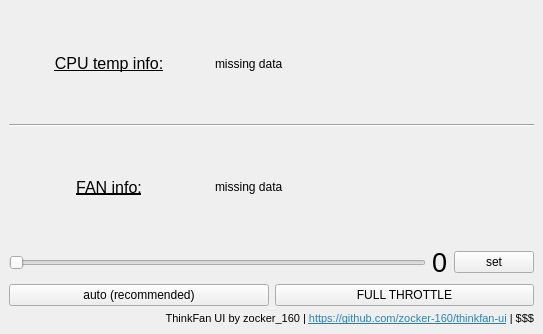
Old version of the form src/ui/main.ui in the repository zocker-160/thinkfan-ui.
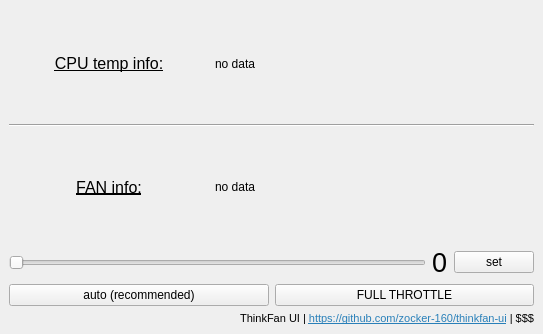
New version of the form. Icons and pictures are not drawn.

The edit to the form file:
```diff
--- a/src/ui/main.ui
+++ b/src/ui/main.ui
@@ -62,7 +62,7 @@
          </sizepolicy>
         </property>
         <property name="text">
-         <string>missing data</string>
+         <string>no data</string>
         </property>
         <property name="margin">
          <number>5</number>
@@ -111,7 +111,7 @@
          </sizepolicy>
         </property>
         <property name="text">
-         <string>missing data</string>
+         <string>no data</string>
         </property>
         <property name="margin">
          <number>5</number>
@@ -182,7 +182,7 @@
        </font>
       </property>
       <property name="text">
-       <string>&lt;html&gt;&lt;head/&gt;&lt;body&gt;&lt;p&gt;ThinkFan UI by zocker_160 | &lt;a href=&quot;https://github.com/zocker-160/thinkfan-ui&quot;&gt;&lt;span style=&quot; text-decoration: underline; color:#2980b9;&quot;&gt;https://github.com/zocker-160/thinkfan-ui&lt;/span&gt;&lt;/a&gt;&lt;span style=&quot; color:#000000;&quot;&gt; | $$$&lt;/span&gt;&lt;/p&gt;&lt;/body&gt;&lt;/html&gt;</string>
+       <string>&lt;html&gt;&lt;head/&gt;&lt;body&gt;&lt;p&gt;ThinkFan UI | &lt;a href=&quot;https://github.com/zocker-160/thinkfan-ui&quot;&gt;&lt;span style=&quot; text-decoration: underline; color:#2980b9;&quot;&gt;https://github.com/zocker-160/thinkfan-ui&lt;/span&gt;&lt;/a&gt;&lt;span style=&quot; color:#000000;&quot;&gt; | $$$&lt;/span&gt;&lt;/p&gt;&lt;/body&gt;&lt;/html&gt;</string>
       </property>
       <property name="alignment">
        <set>Qt::AlignRight|Qt::AlignTrailing|Qt::AlignVCenter</set>
```
Left out of the diff: 7 changed lines with no effect on the pictures.
